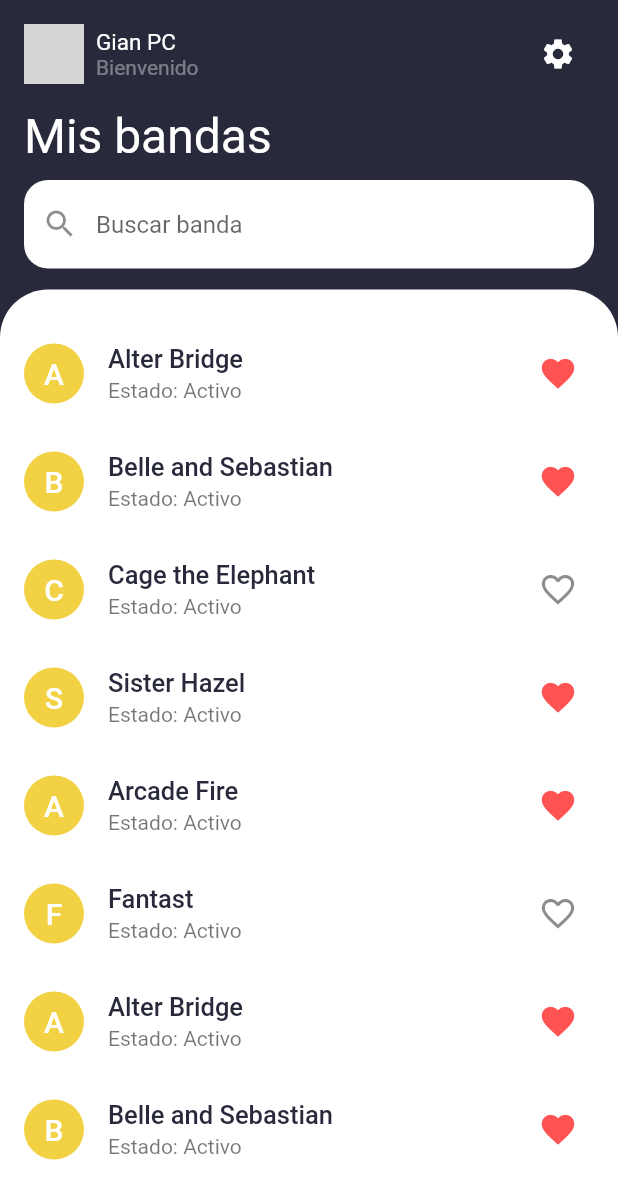
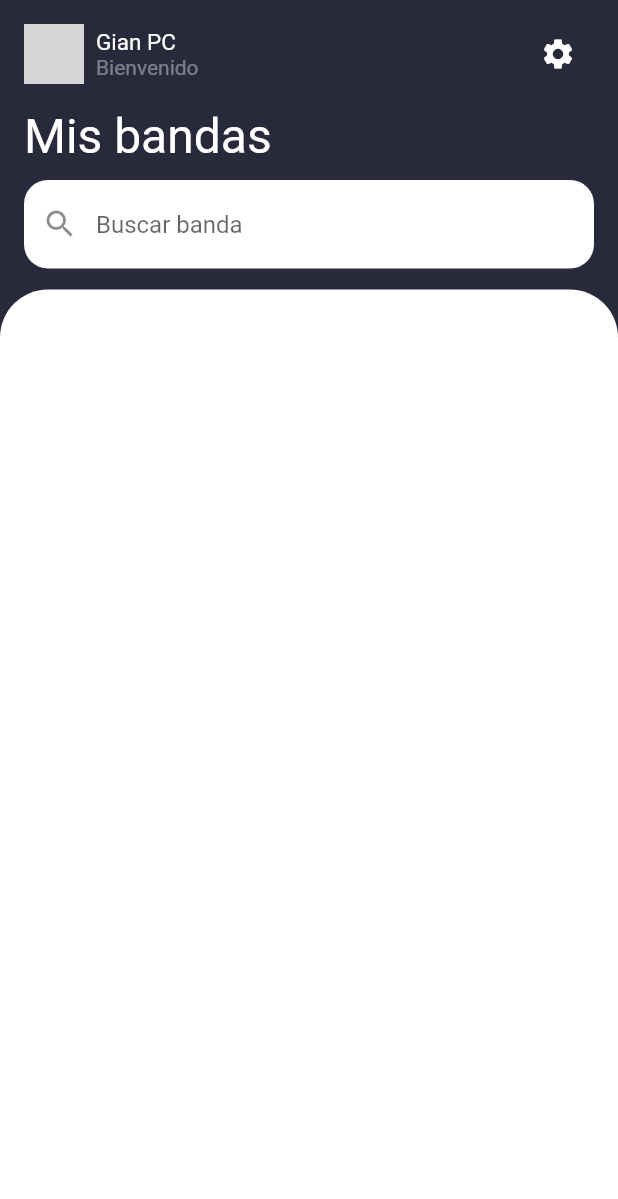
Before and after one commit to gian-pc/flutter_sqflite_2, a Flutter app: the ListBandPage screen opened directly, on a phone screen of 412 x 824 dp. Shown: the top 1199 px of the screen. Run offline on Flutter 3.47's test engine with Material 2 defaults, Android fonts, the phone set to English and light mode, and no system bars; our stand-ins replace sqflite; missing offline and left inert: qr_code_scanner; accounts and stored records are empty; network calls fail; grey boxes are pictures that could not be loaded.

Commit message:
Init List Band 3

```diff
--- a/lib/db/db_global.dart
+++ b/lib/db/db_global.dart
@@ -47,7 +47,6 @@ class DBGlobal {
       myBand.convertToMap(),
       conflictAlgorithm: ConflictAlgorithm.replace
     );
-
     return res;
   }
 }
--- a/lib/pages/list_band_page.dart
+++ b/lib/pages/list_band_page.dart
@@ -9,35 +9,32 @@ class ListBandPage extends StatefulWidget {
 }
 
 class _ListBandPageState extends State<ListBandPage> {
-
-
   List<Map<String, dynamic>> misBandas = [];
 
-
   @override
-  initState(){
+  initState() {
     super.initState();
     //insertBand();
     getData();
   }
 
-  insertBand(){
-    Band band1 = new Band(bandName: "tictock1",favorite: "false",status: "true");
-    Band band2 = new Band(bandName: "tictock2",favorite: "false",status: "true");
-    Band band3 = new Band(bandName: "tictock3",favorite: "false",status: "true");
+  insertBand() {
+    Band band1 =
+        new Band(bandName: "tictock1", favorite: "false", status: "true");
+    Band band2 =
+        new Band(bandName: "tictock2", favorite: "false", status: "true");
+    Band band3 =
+        new Band(bandName: "tictock3", favorite: "false", status: "true");
 
     DBGlobal.db.insertBand(band1);
     DBGlobal.db.insertBand(band2);
     DBGlobal.db.insertBand(band3);
-
   }
 
-  getData() async{
+  getData() async {
     misBandas = await DBGlobal.db.getAllBands();
     print(misBandas);
   }
-
-
 
   @override
   Widget build(BuildContext context) {
@@ -134,88 +131,43 @@ class _ListBandPageState extends State<ListBandPage> {
                     topRight: Radius.circular(32.0),
                   ),
                 ),
-              child: SingleChildScrollView(
-                child: Column(
-                  children: [
-                    ItemListWidget(
-                      nameBand: "Alter Bridge",
-                      status: true,
-                      favorite: true,
+                child: ListView.builder(
+                  itemCount: misBandas.length,
+                  itemBuilder: (BuildContext build, int index) {
+                    bool aux =
+                        bool.fromEnvironment(misBandas[index]["favorite"]);
+                    bool favorite = misBandas[index]["favorite"] == 'true';
+                    bool status = misBandas[index]["status"] == 'true';
+
+                    return ItemListWidget(
+                      nameBand: misBandas[index]["bandName"],
+                      status: status,
+                      favorite: favorite,
+                    );
+                  },
                 ),
-                    ItemListWidget(
-                      nameBand: "Belle and Sebastian",
-                      status: true,
-                      favorite: true,
               ),
-                    ItemListWidget(
-                      nameBand: "Cage the Elephant",
-                      status: true,
-                      favorite: false,
-                    ),
-                    ItemListWidget(
-                      nameBand: "Sister Hazel",
-                      status: true,
-                      favorite: true,
-                    ),
-                    ItemListWidget(
-                      nameBand: "Arcade Fire",
-                      status: true,
-                      favorite: true,
-                    ),
-                    ItemListWidget(
-                      nameBand: "Fantast",
-                      status: true,
-                      favorite: false,
-                    ),
-                    ItemListWidget(
-                      nameBand: "Alter Bridge",
-                      status: true,
-                      favorite: true,
-                    ),
-                    ItemListWidget(
-                      nameBand: "Belle and Sebastian",
-                      status: true,
-                      favorite: true,
-                    ),
-                    ItemListWidget(
-                      nameBand: "Cage the Elephant",
-                      status: true,
-                      favorite: false,
-                    ),
-                    ItemListWidget(
-                      nameBand: "Sister Hazel",
-                      status: true,
-                      favorite: true,
-                    ),
-                    ItemListWidget(
-                      nameBand: "Arcade Fire",
-                      status: true,
-                      favorite: true,
-                    ),
-                    ItemListWidget(
-                      nameBand: "Fantast",
-                      status: true,
-                      favorite: false,
             ),
           ],
         ),
       ),
-            ),
-          ),
-        ],
-      )),
     );
   }
 }
 
-class ItemListWidget extends StatelessWidget {
-
+class ItemListWidget extends StatefulWidget {
   String nameBand;
   bool status;
   bool favorite;
 
-  ItemListWidget({required this.nameBand, required this.status, required this.favorite});
+  ItemListWidget(
+      {required this.nameBand, required this.status, required this.favorite});
 
+  @override
+  _ItemListWidgetState createState() => _ItemListWidgetState();
+}
+
+class _ItemListWidgetState extends State<ItemListWidget> {
   @override
   Widget build(BuildContext context) {
     return Container(
@@ -223,27 +175,31 @@ class ItemListWidget extends StatelessWidget {
         leading: CircleAvatar(
           backgroundColor: Color(0xffF3D145),
           child: Text(
-            this.nameBand[0],
+            this.widget.nameBand[0],
             style: TextStyle(
                 fontSize: 20.0,
                 fontWeight: FontWeight.w500,
-              color: Colors.white
-            ),
+                color: Colors.white),
           ),
         ),
         title: Text(
-          this.nameBand,
+          this.widget.nameBand,
           style: TextStyle(
               fontSize: 17.0,
               color: Color(0xff282A3C),
               fontWeight: FontWeight.w500),
         ),
-        subtitle: Text(this.status? "Estado: Activo": "Estado: Desactivo"),
+        subtitle: Text(this.widget.status ? "Estado: Activo" : "Estado: Desactivo"),
         trailing: IconButton(
-          onPressed: () {},
-          icon:this.favorite?
-          Icon(Icons.favorite,color: Colors.redAccent, size: 26.0,)
-              :Icon(Icons.favorite_border, size: 26.0,),
+          onPressed: () {
+            this.widget.favorite = !this.widget.favorite;
+            setState(() {
+
+            });
+          },
+          icon: this.widget.favorite
+              ? Icon(Icons.favorite, color: Colors.redAccent, size: 26.0)
+              : Icon(Icons.favorite_border, size: 26.0),
         ),
       ),
     );
```
Lines whose indentation alone changed are shown as unchanged.
